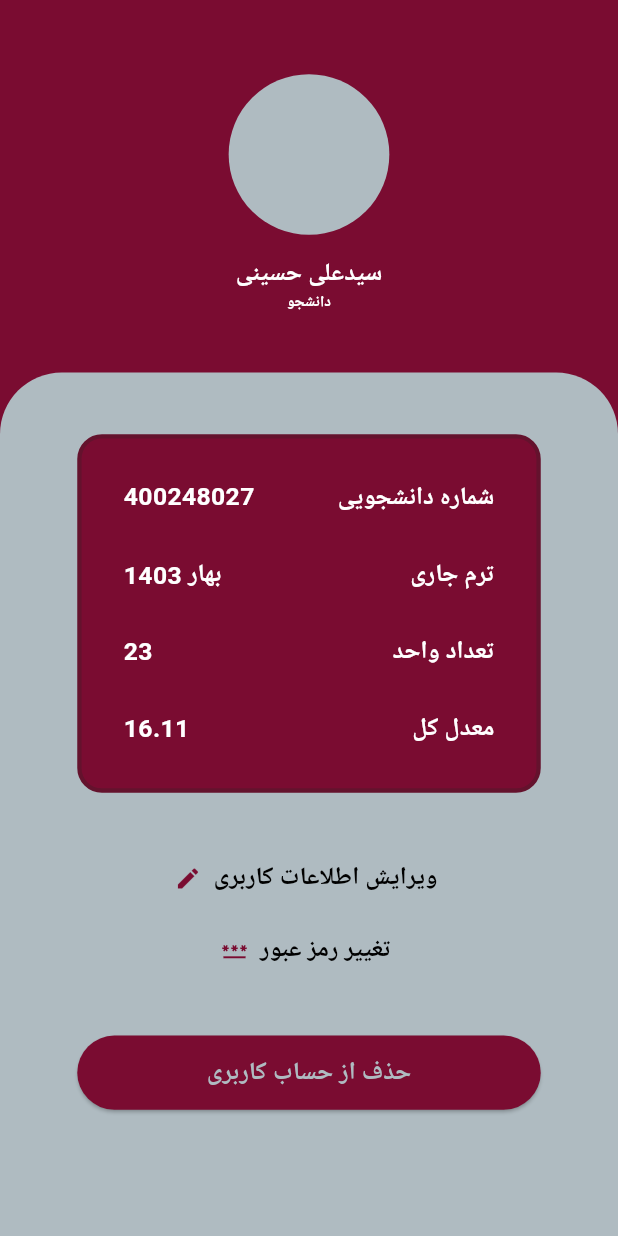
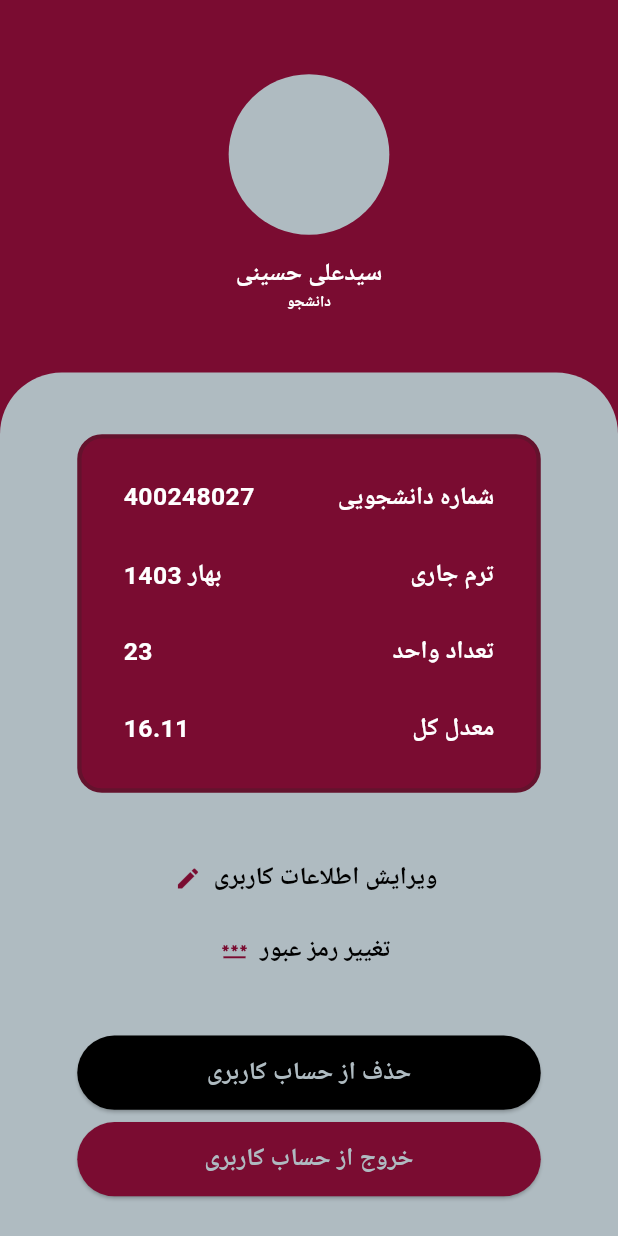
Before and after one commit to salih1382/flutterProject, a Flutter app: the AboutMePage screen opened directly, on a phone screen of 412 x 824 dp. Run offline on Flutter 3.47's test engine with Material 3 defaults, Android fonts, the phone set to English and light mode, and no system bars; our stand-ins replace convex_bottom_bar, file_picker, get, webview_flutter.

Commit message:
some changes

```diff
--- a/lib/pages/about_me_page.dart
+++ b/lib/pages/about_me_page.dart
@@ -206,7 +206,7 @@ class AboutMePage extends StatelessWidget {
                     child: ElevatedButton(
                       style: ButtonStyle(
                         backgroundColor: MaterialStateColor.resolveWith(
-                                (states) => const Color(0xFF7A0C31)),
+                                (states) => Colors.black),
                       ),
                       onPressed: () => Get.offAll(const LoginPage()),
                       child: Text(
@@ -220,6 +220,27 @@ class AboutMePage extends StatelessWidget {
                       ),
                     ),
                   ),
+                  SizedBox(height: screenHeight *0.01),
+                  SizedBox(
+                    width: screenWidth * 0.75,
+                    height: screenHeight * 0.06,
+                    child: ElevatedButton(
+                      style: ButtonStyle(
+                        backgroundColor: MaterialStateColor.resolveWith(
+                                (states) => const Color(0xFF7A0C31)),
+                      ),
+                      onPressed: () => Get.offAll(const LoginPage()),
+                      child: Text(
+                        "خروج از حساب کاربری",
+                        textDirection: TextDirection.rtl,
+                        style: TextStyle(
+                          color: const Color(0xFFAFBBC1),
+                          fontWeight: FontWeight.w600,
+                          fontSize: screenWidth * 0.04,
+                        ),
+                      ),
+                    ),
+                  ),
                 ],
               ),
             )),
--- a/lib/pages/login_page.dart
+++ b/lib/pages/login_page.dart
@@ -2,6 +2,7 @@ import 'package:flutter/material.dart';
 import 'package:get/get.dart';
 import 'signup_page.dart';
 import 'home_page.dart';
+import '../globals.dart' as globals;
 
 class LoginPage extends StatelessWidget {
   const LoginPage({super.key});
@@ -158,7 +159,10 @@ class LoginPage extends StatelessWidget {
                     backgroundColor: MaterialStateColor.resolveWith(
                         (states) => const Color(0xFF7A0C31)),
                   ),
-                  onPressed: () => Get.offAll(const ConvexAppExample()),
+                  onPressed: () {
+                    globals.update();
+                    Get.offAll(() => const HomePage());
+                  },
                   child: Text(
                     "ورود به حساب کاربری",
                     textDirection: TextDirection.rtl,
--- a/pubspec.yaml
+++ b/pubspec.yaml
@@ -43,6 +43,7 @@ dependencies:
   webview_flutter: ^4.8.0
   url_launcher: ^6.3.0
   http: ^1.2.1
+  provider: ^6.0.0
   cupertino_icons: ^1.0.6
 
 dev_dependencies:
```
Also changed, not shown: lib/globals.dart (+4 -4 lines), lib/pages/home_page.dart (+24 -16 lines), lib/pages/kara_page.dart (+4 -4 lines), lib/pages/khabara_page.dart (+14 -13 lines), lib/pages/sara_page.dart (+4 -4 lines), lib/pages/tamrina_page.dart (+4 -4 lines), pubspec.lock.
